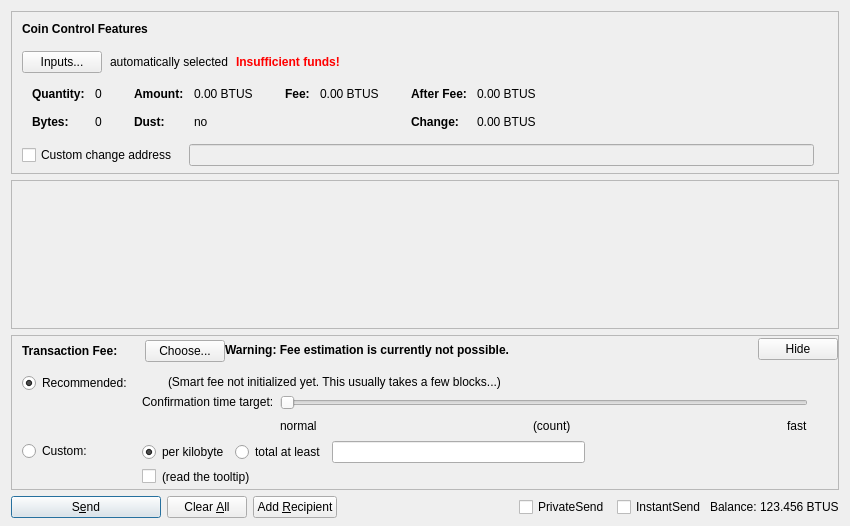
softbalanced/core, file src/qt/forms/sendcoinsdialog.ui: the form before one commit.
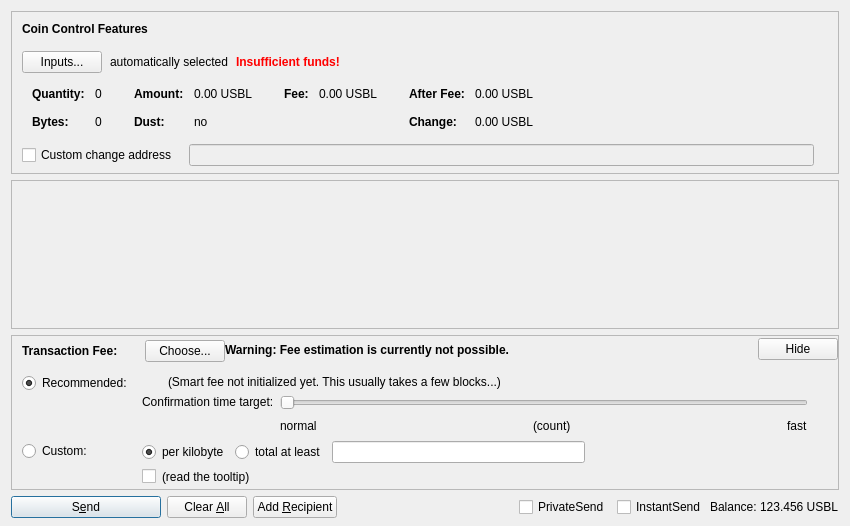
The form after the commit. Custom widgets are drawn as their Qt base class.

The edit to the form file:
```diff
--- a/src/qt/forms/sendcoinsdialog.ui
+++ b/src/qt/forms/sendcoinsdialog.ui
@@ -324,7 +324,7 @@
                   <enum>Qt::ActionsContextMenu</enum>
                  </property>
                  <property name="text">
-                  <string notr="true">0.00 BTUS</string>
+                  <string notr="true">0.00 USBL</string>
                  </property>
                  <property name="textInteractionFlags">
                   <set>Qt::LinksAccessibleByMouse|Qt::TextSelectableByKeyboard|Qt::TextSelectableByMouse</set>
@@ -404,7 +404,7 @@
                   <enum>Qt::ActionsContextMenu</enum>
                  </property>
                  <property name="text">
-                  <string notr="true">0.00 BTUS</string>
+                  <string notr="true">0.00 USBL</string>
                  </property>
                  <property name="textInteractionFlags">
                   <set>Qt::LinksAccessibleByMouse|Qt::TextSelectableByKeyboard|Qt::TextSelectableByMouse</set>
@@ -455,7 +455,7 @@
                   <enum>Qt::ActionsContextMenu</enum>
                  </property>
                  <property name="text">
-                  <string notr="true">0.00 BTUS</string>
+                  <string notr="true">0.00 USBL</string>
                  </property>
                  <property name="textInteractionFlags">
                   <set>Qt::LinksAccessibleByMouse|Qt::TextSelectableByKeyboard|Qt::TextSelectableByMouse</set>
@@ -484,7 +484,7 @@
                   <enum>Qt::ActionsContextMenu</enum>
                  </property>
                  <property name="text">
-                  <string notr="true">0.00 BTUS</string>
+                  <string notr="true">0.00 USBL</string>
                  </property>
                  <property name="textInteractionFlags">
                   <set>Qt::LinksAccessibleByMouse|Qt::TextSelectableByKeyboard|Qt::TextSelectableByMouse</set>
@@ -1326,7 +1326,7 @@
           <cursorShape>IBeamCursor</cursorShape>
          </property>
          <property name="text">
-          <string notr="true">123.456 BTUS</string>
+          <string notr="true">123.456 USBL</string>
          </property>
          <property name="textInteractionFlags">
           <set>Qt::LinksAccessibleByMouse|Qt::TextSelectableByKeyboard|Qt::TextSelectableByMouse</set>
```
